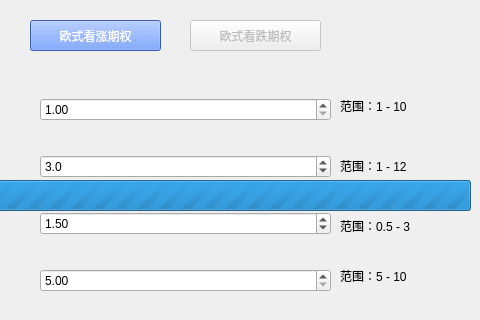
The window that ui/FuturePrice.ui (comddy/quantum) describes before a commit, drawn with Qt 5; both pictures show x 130 to 610 and y 0 to 320 of the 610 by 416 pixel window.
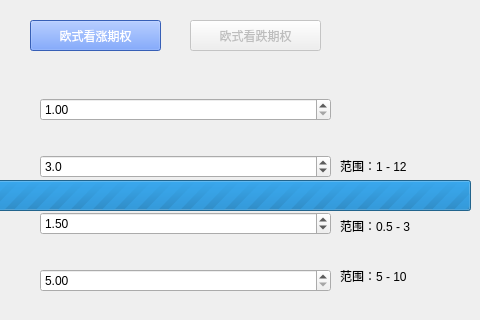
The same window after the commit.

Diff of the .ui file:
```diff
--- a/ui/FuturePrice.ui
+++ b/ui/FuturePrice.ui
@@ -194,19 +194,6 @@
     </item>
    </layout>
   </widget>
-  <widget class="QLabel" name="label_7">
-   <property name="geometry">
-    <rect>
-     <x>470</x>
-     <y>90</y>
-     <width>121</width>
-     <height>31</height>
-    </rect>
-   </property>
-   <property name="text">
-    <string>范围：1 - 10</string>
-   </property>
-  </widget>
   <widget class="QPushButton" name="startCalcBtn">
    <property name="geometry">
     <rect>
```
